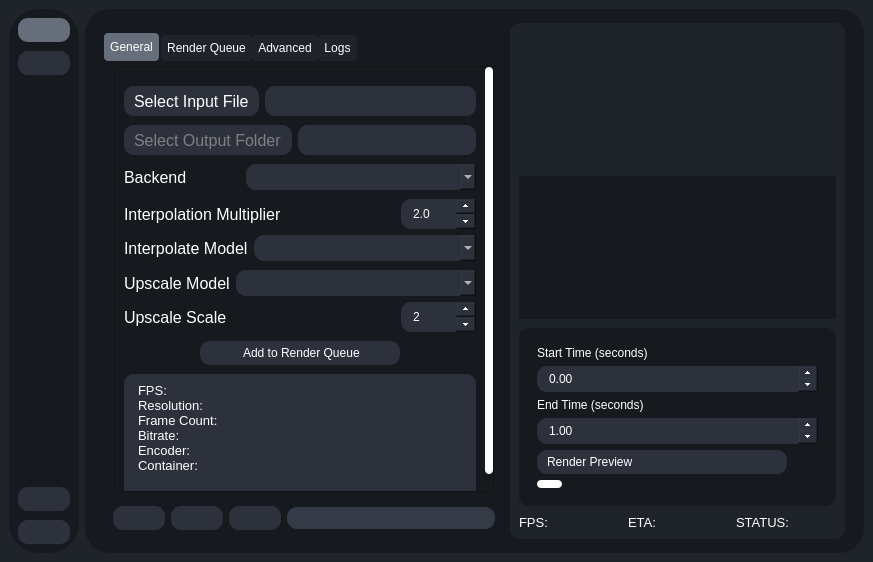
Qt form testRVEInterface.ui (gokulmc/enhance_crop) before a commit.
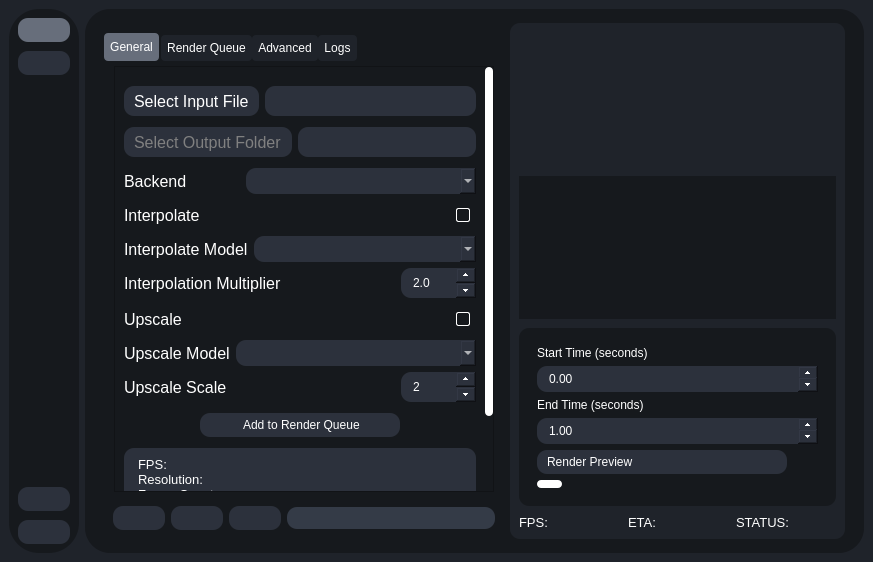
The same form after that commit. Icons and pictures are not drawn.

Commit message: toggle for each instead of none in combo box

The edit to the form file:
```diff
--- a/testRVEInterface.ui
+++ b/testRVEInterface.ui
@@ -1085,13 +1085,13 @@
                                   <rect>
                                    <x>0</x>
                                    <y>0</y>
-                                   <width>378</width>
-                                   <height>527</height>
+                                   <width>370</width>
+                                   <height>538</height>
                                   </rect>
                                  </property>
                                  <layout class="QVBoxLayout" name="verticalLayout_32">
                                   <property name="spacing">
-                                   <number>9</number>
+                                   <number>11</number>
                                   </property>
                                   <item>
                                    <widget class="QWidget" name="inputFileContainer" native="true">
@@ -1289,7 +1289,75 @@
                                    </widget>
                                   </item>
                                   <item>
-                                   <widget class="QWidget" name="interpolationContainer2" native="true">
+                                   <widget class="QWidget" name="widget_35" native="true">
+                                    <layout class="QHBoxLayout" name="horizontalLayout_7">
+                                     <property name="leftMargin">
+                                      <number>0</number>
+                                     </property>
+                                     <property name="topMargin">
+                                      <number>0</number>
+                                     </property>
+                                     <property name="rightMargin">
+                                      <number>0</number>
+                                     </property>
+                                     <property name="bottomMargin">
+                                      <number>0</number>
+                                     </property>
+                                     <item>
+                                      <widget class="QWidget" name="widget_37" native="true">
+                                       <layout class="QHBoxLayout" name="horizontalLayout_56">
+                                        <property name="leftMargin">
+                                         <number>0</number>
+                                        </property>
+                                        <property name="topMargin">
+                                         <number>0</number>
+                                        </property>
+                                        <property name="rightMargin">
+                                         <number>0</number>
+                                        </property>
+                                        <property name="bottomMargin">
+                                         <number>0</number>
+                                        </property>
+                                        <item>
+                                         <widget class="QLabel" name="label_76">
+                                          <property name="font">
+                                           <font>
+                                            <pointsize>12</pointsize>
+                                           </font>
+                                          </property>
+                                          <property name="text">
+                                           <string>Interpolate</string>
+                                          </property>
+                                         </widget>
+                                        </item>
+                                        <item>
+                                         <spacer name="horizontalSpacer_21">
+                                          <property name="orientation">
+                                           <enum>Qt::Orientation::Horizontal</enum>
+                                          </property>
+                                          <property name="sizeHint" stdset="0">
+                                           <size>
+                                            <width>40</width>
+                                            <height>20</height>
+                                           </size>
+                                          </property>
+                                         </spacer>
+                                        </item>
+                                        <item>
+                                         <widget class="QCheckBox" name="interpolateCheckBox">
+                                          <property name="text">
+                                           <string />
+                                          </property>
+                                         </widget>
+                                        </item>
+                                       </layout>
+                                      </widget>
+                                     </item>
+                                    </layout>
+                                   </widget>
+                                  </item>
+                                  <item>
+                                   <widget class="QWidget" name="interpolationContainer" native="true">
                                     <property name="enabled">
                                      <bool>true</bool>
                                     </property>
@@ -1307,7 +1375,65 @@
                                       <number>0</number>
                                      </property>
                                      <item>
-                                      <widget class="QWidget" name="interpolationContainer" native="true">
+                                      <widget class="QWidget" name="widget_28" native="true">
+                                       <layout class="QHBoxLayout" name="horizontalLayout_45">
+                                        <property name="leftMargin">
+                                         <number>0</number>
+                                        </property>
+                                        <property name="topMargin">
+                                         <number>0</number>
+                                        </property>
+                                        <property name="rightMargin">
+                                         <number>0</number>
+                                        </property>
+                                        <property name="bottomMargin">
+                                         <number>0</number>
+                                        </property>
+                                        <item>
+                                         <widget class="QLabel" name="label_14">
+                                          <property name="font">
+                                           <font>
+                                            <pointsize>12</pointsize>
+                                           </font>
+                                          </property>
+                                          <property name="text">
+                                           <string>Interpolate Model</string>
+                                          </property>
+                                         </widget>
+                                        </item>
+                                        <item>
+                                         <widget class="QComboBox" name="interpolateModelComboBox">
+                                          <property name="sizePolicy">
+                                           <sizepolicy hsizetype="MinimumExpanding" vsizetype="Fixed">
+                                            <horstretch>0</horstretch>
+                                            <verstretch>0</verstretch>
+                                           </sizepolicy>
+                                          </property>
+                                          <property name="minimumSize">
+                                           <size>
+                                            <width>0</width>
+                                            <height>0</height>
+                                           </size>
+                                          </property>
+                                          <property name="maximumSize">
+                                           <size>
+                                            <width>230</width>
+                                            <height>30</height>
+                                           </size>
+                                          </property>
+                                          <property name="sizeIncrement">
+                                           <size>
+                                            <width>230</width>
+                                            <height>0</height>
+                                           </size>
+                                          </property>
+                                         </widget>
+                                        </item>
+                                       </layout>
+                                      </widget>
+                                     </item>
+                                     <item>
+                                      <widget class="QWidget" name="interpolationContainer2" native="true">
                                        <layout class="QHBoxLayout" name="horizontalLayout_55">
                                         <property name="leftMargin">
                                          <number>0</number>
@@ -1370,9 +1496,27 @@
                                        </layout>
                                       </widget>
                                      </item>
+                                    </layout>
+                                   </widget>
+                                  </item>
+                                  <item>
+                                   <widget class="QWidget" name="widget_38" native="true">
+                                    <layout class="QHBoxLayout" name="horizontalLayout_58">
+                                     <property name="leftMargin">
+                                      <number>0</number>
+                                     </property>
+                                     <property name="topMargin">
+                                      <number>0</number>
+                                     </property>
+                                     <property name="rightMargin">
+                                      <number>0</number>
+                                     </property>
+                                     <property name="bottomMargin">
+                                      <number>0</number>
+                                     </property>
                                      <item>
-                                      <widget class="QWidget" name="widget_28" native="true">
-                                       <layout class="QHBoxLayout" name="horizontalLayout_45">
+                                      <widget class="QWidget" name="widget_39" native="true">
+                                       <layout class="QHBoxLayout" name="horizontalLayout_57">
                                         <property name="leftMargin">
                                          <number>0</number>
                                         </property>
@@ -1386,42 +1530,34 @@
                                          <number>0</number>
                                         </property>
                                         <item>
-                                         <widget class="QLabel" name="label_14">
+                                         <widget class="QLabel" name="label_77">
                                           <property name="font">
                                            <font>
                                             <pointsize>12</pointsize>
                                            </font>
                                           </property>
                                           <property name="text">
-                                           <string>Interpolate Model</string>
+                                           <string>Upscale</string>
                                           </property>
                                          </widget>
                                         </item>
                                         <item>
-                                         <widget class="QComboBox" name="interpolateModelComboBox">
-                                          <property name="sizePolicy">
-                                           <sizepolicy hsizetype="MinimumExpanding" vsizetype="Fixed">
-                                            <horstretch>0</horstretch>
-                                            <verstretch>0</verstretch>
-                                           </sizepolicy>
+                                         <spacer name="horizontalSpacer_27">
+                                          <property name="orientation">
+                                           <enum>Qt::Orientation::Horizontal</enum>
                                           </property>
-                                          <property name="minimumSize">
+                                          <property name="sizeHint" stdset="0">
                                            <size>
-                                            <width>0</width>
-                                            <height>0</height>
+                                            <width>40</width>
+                                            <height>20</height>
                                            </size>
                                           </property>
-                                          <property name="maximumSize">
-                                           <size>
-                                            <width>230</width>
-                                            <height>30</height>
-                                           </size>
-                                          </property>
-                                          <property name="sizeIncrement">
-                                           <size>
-                                            <width>230</width>
-                                            <height>0</height>
-                                           </size>
+                                         </spacer>
+                                        </item>
+                                        <item>
+                                         <widget class="QCheckBox" name="upscaleCheckBox">
+                                          <property name="text">
+                                           <string />
                                           </property>
                                          </widget>
                                         </item>
@@ -1432,7 +1568,7 @@
                                    </widget>
                                   </item>
                                   <item>
-                                   <widget class="QWidget" name="widget_36" native="true">
+                                   <widget class="QWidget" name="generalUpscaleContainer" native="true">
                                     <layout class="QVBoxLayout" name="verticalLayout_39">
                                      <property name="spacing">
                                       <number>6</number>
@@ -1502,7 +1638,7 @@
                                       </widget>
                                      </item>
                                      <item>
-                                      <widget class="QWidget" name="generalUpscaleContainer" native="true">
+                                      <widget class="QWidget" name="widget_42" native="true">
                                        <layout class="QHBoxLayout" name="horizontalLayout_50">
                                         <property name="spacing">
                                          <number>6</number>
```
The commit also changes 2 other files.
